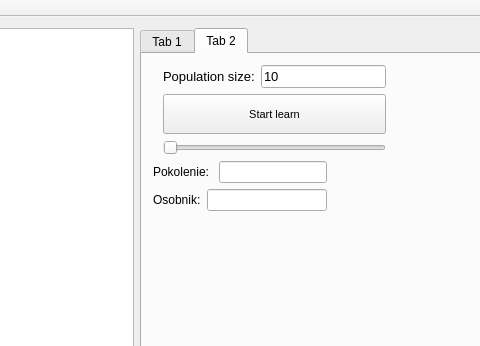
Old version of the form mainwindow.ui in the repository pierok/StarWarsTD; both pictures show x 498 to 978 and y 0 to 346 of the 1270 by 726 pixel window.
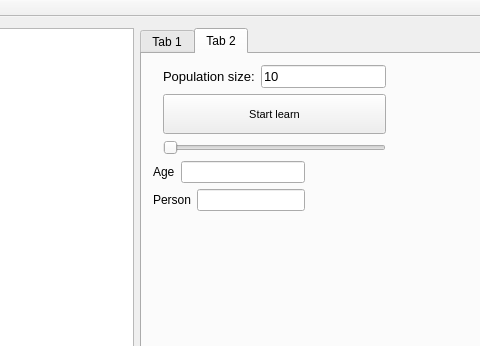
New version of the form. Custom widgets are drawn as their Qt base class.

```diff
--- a/mainwindow.ui
+++ b/mainwindow.ui
@@ -335,7 +335,7 @@
             <item>
              <widget class="QLabel" name="labelPokolenie">
               <property name="text">
-               <string>Pokolenie: </string>
+               <string>Age</string>
               </property>
              </widget>
             </item>
@@ -353,7 +353,7 @@
             <item>
              <widget class="QLabel" name="labelOsobnik">
               <property name="text">
-               <string>Osobnik:</string>
+               <string>Person</string>
               </property>
              </widget>
             </item>
```
